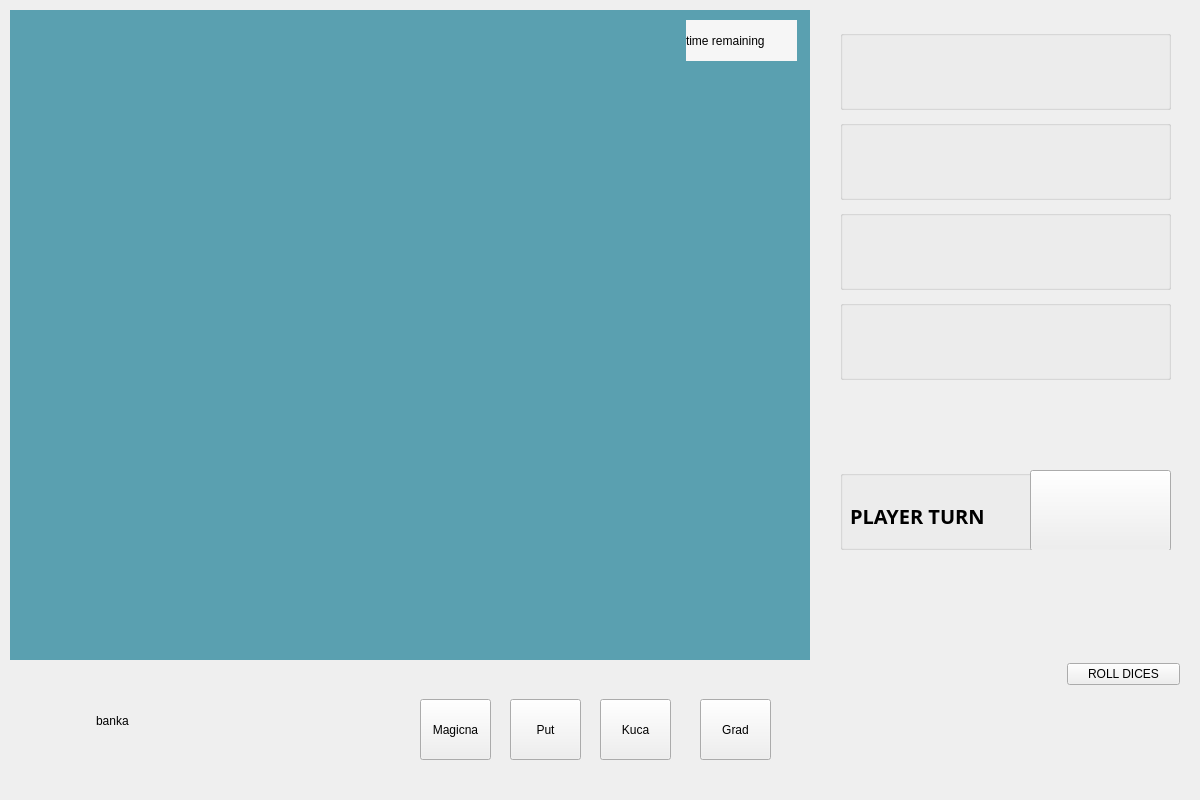
First picture: the form in src/mainwindow.ui, repository Stefan-Dr/Catan, before the edit.
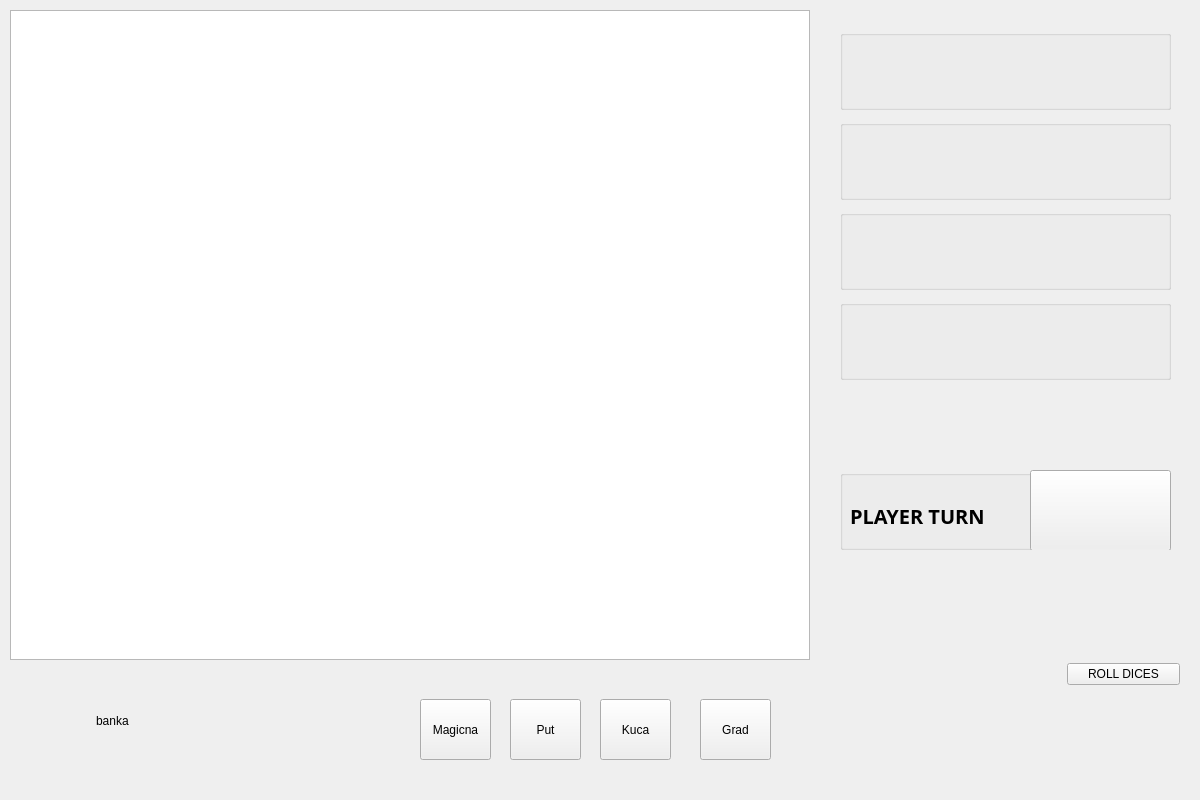
Second picture: the form after the edit. Icons and pictures are not drawn.

```diff
--- a/src/mainwindow.ui
+++ b/src/mainwindow.ui
@@ -1048,43 +1048,6 @@
      </widget>
     </widget>
     <widget class="QWidget" name="page_5">
-     <widget class="QWidget" name="widget_3" native="true">
-      <property name="geometry">
-       <rect>
-        <x>0</x>
-        <y>0</y>
-        <width>800</width>
-        <height>650</height>
-       </rect>
-      </property>
-      <property name="minimumSize">
-       <size>
-        <width>800</width>
-        <height>650</height>
-       </size>
-      </property>
-      <property name="styleSheet">
-       <string notr="true">background-color:#5aa0b0
-</string>
-      </property>
-      <widget class="QLabel" name="label_3">
-       <property name="geometry">
-        <rect>
-         <x>676</x>
-         <y>10</y>
-         <width>111</width>
-         <height>41</height>
-        </rect>
-       </property>
-       <property name="styleSheet">
-        <string notr="true">background-color:#f6f6f6;
-color:&quot;red&quot;</string>
-       </property>
-       <property name="text">
-        <string>time remaining</string>
-       </property>
-      </widget>
-     </widget>
      <widget class="QWidget" name="widget_4" native="true">
       <property name="geometry">
        <rect>
@@ -1395,6 +1358,25 @@
        </item>
       </layout>
      </widget>
+     <widget class="QGraphicsView" name="graphicsView">
+      <property name="geometry">
+       <rect>
+        <x>0</x>
+        <y>0</y>
+        <width>800</width>
+        <height>650</height>
+       </rect>
+      </property>
+      <property name="minimumSize">
+       <size>
+        <width>800</width>
+        <height>650</height>
+       </size>
+      </property>
+      <property name="styleSheet">
+       <string notr="true">border-image: url(:/resources/images/catanMap.png) 0 0 0 0 stretch stretch;</string>
+      </property>
+     </widget>
     </widget>
    </widget>
   </widget>
```
